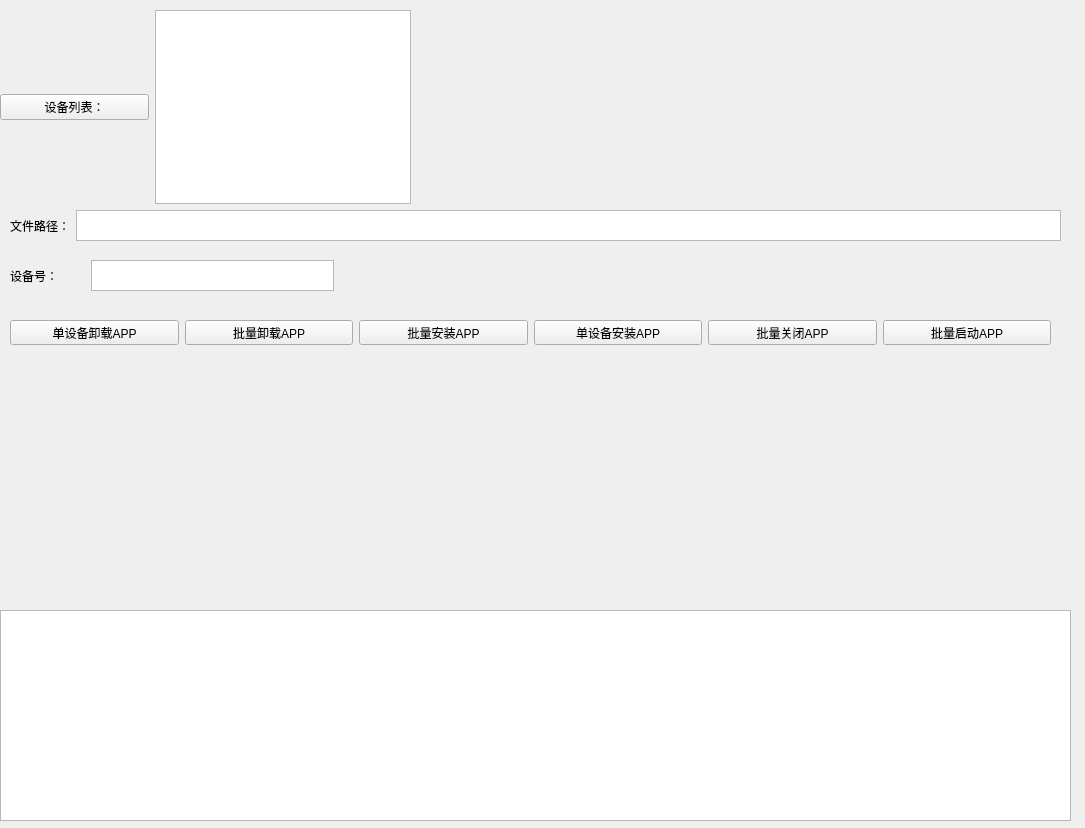
Qt form GUI/service.ui (Alvins-zya/Peiyinxiu_Client) before a commit.
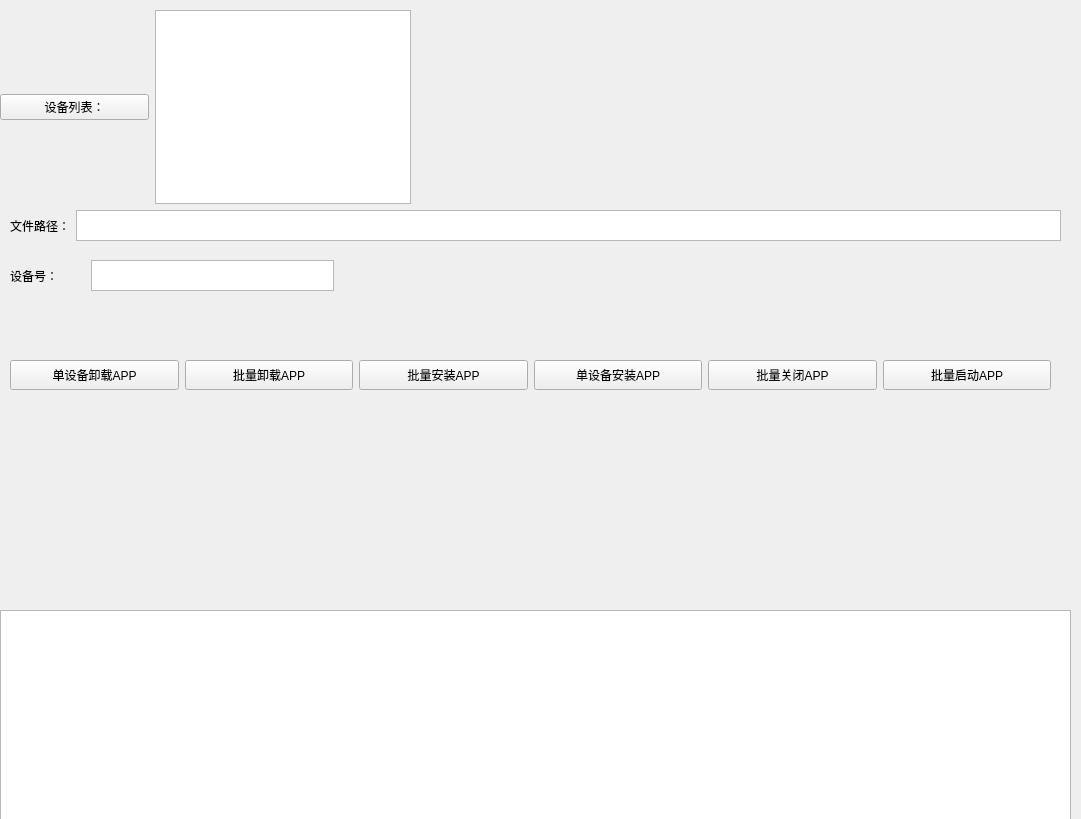
The same form after that commit.

Commit message: 2020年6月29日17:12:56

```diff
--- a/GUI/service.ui
+++ b/GUI/service.ui
@@ -6,8 +6,8 @@
    <rect>
     <x>0</x>
     <y>0</y>
-    <width>1085</width>
-    <height>828</height>
+    <width>1081</width>
+    <height>819</height>
    </rect>
   </property>
   <property name="sizePolicy">
@@ -116,9 +116,9 @@
    <property name="geometry">
     <rect>
      <x>10</x>
-     <y>320</y>
+     <y>360</y>
      <width>1041</width>
-     <height>25</height>
+     <height>30</height>
     </rect>
    </property>
    <layout class="QHBoxLayout" name="horizontalLayout_6">
@@ -208,7 +208,7 @@
     </item>
    </layout>
   </widget>
-  <widget class="QWidget" name="">
+  <widget class="QWidget" name="layoutWidget">
    <property name="geometry">
     <rect>
      <x>0</x>
```
The commit also changes 2 other files.
